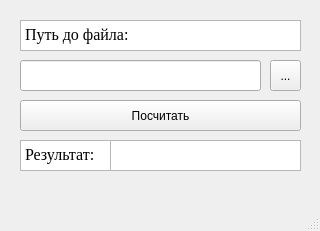
Old version of the form View/CalcUI.ui in the repository NorthCopibara/PDFCorgi.
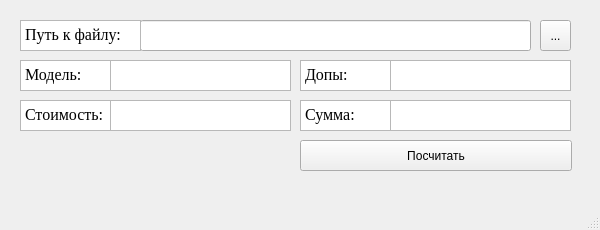
New version of the form.

The edit to the form file:
```diff
--- a/View/CalcUI.ui
+++ b/View/CalcUI.ui
@@ -6,8 +6,8 @@
    <rect>
     <x>0</x>
     <y>0</y>
-    <width>320</width>
-    <height>231</height>
+    <width>600</width>
+    <height>230</height>
    </rect>
   </property>
   <property name="windowTitle">
@@ -17,9 +17,9 @@
    <widget class="QPushButton" name="calc_but">
     <property name="geometry">
      <rect>
-      <x>20</x>
-      <y>100</y>
-      <width>281</width>
+      <x>300</x>
+      <y>140</y>
+      <width>272</width>
       <height>31</height>
      </rect>
     </property>
@@ -30,9 +30,9 @@
    <widget class="QLineEdit" name="path_text">
     <property name="geometry">
      <rect>
-      <x>20</x>
-      <y>60</y>
-      <width>241</width>
+      <x>140</x>
+      <y>20</y>
+      <width>391</width>
       <height>31</height>
      </rect>
     </property>
@@ -40,8 +40,8 @@
    <widget class="QToolButton" name="path_but">
     <property name="geometry">
      <rect>
-      <x>270</x>
-      <y>60</y>
+      <x>540</x>
+      <y>20</y>
       <width>31</width>
       <height>31</height>
      </rect>
@@ -53,8 +53,8 @@
    <widget class="QTextEdit" name="resultBrowser">
     <property name="geometry">
      <rect>
-      <x>20</x>
-      <y>140</y>
+      <x>300</x>
+      <y>60</y>
       <width>91</width>
       <height>31</height>
      </rect>
@@ -79,7 +79,7 @@
 &lt;html&gt;&lt;head&gt;&lt;meta name=&quot;qrichtext&quot; content=&quot;1&quot; /&gt;&lt;style type=&quot;text/css&quot;&gt;
 p, li { white-space: pre-wrap; }
 &lt;/style&gt;&lt;/head&gt;&lt;body style=&quot; font-family:'Times New Roman'; font-size:10pt; font-weight:400; font-style:normal;&quot;&gt;
-&lt;p style=&quot; margin-top:0px; margin-bottom:0px; margin-left:0px; margin-right:0px; -qt-block-indent:0; text-indent:0px;&quot;&gt;&lt;span style=&quot; font-size:12pt;&quot;&gt;Результат:&lt;/span&gt;&lt;/p&gt;&lt;/body&gt;&lt;/html&gt;</string>
+&lt;p style=&quot; margin-top:0px; margin-bottom:0px; margin-left:0px; margin-right:0px; -qt-block-indent:0; text-indent:0px;&quot;&gt;&lt;span style=&quot; font-size:12pt;&quot;&gt;Допы:&lt;/span&gt;&lt;/p&gt;&lt;/body&gt;&lt;/html&gt;</string>
     </property>
    </widget>
    <widget class="QTextEdit" name="resultBrowser_2">
@@ -87,7 +87,7 @@
      <rect>
       <x>20</x>
       <y>20</y>
-      <width>281</width>
+      <width>121</width>
       <height>31</height>
      </rect>
     </property>
@@ -106,20 +106,23 @@
     <property name="contextMenuPolicy">
      <enum>Qt::NoContextMenu</enum>
     </property>
+    <property name="readOnly">
+     <bool>true</bool>
+    </property>
     <property name="html">
      <string>&lt;!DOCTYPE HTML PUBLIC &quot;-//W3C//DTD HTML 4.0//EN&quot; &quot;http://www.w3.org/TR/REC-html40/strict.dtd&quot;&gt;
 &lt;html&gt;&lt;head&gt;&lt;meta name=&quot;qrichtext&quot; content=&quot;1&quot; /&gt;&lt;style type=&quot;text/css&quot;&gt;
 p, li { white-space: pre-wrap; }
 &lt;/style&gt;&lt;/head&gt;&lt;body style=&quot; font-family:'Times New Roman'; font-size:10pt; font-weight:400; font-style:normal;&quot;&gt;
-&lt;p style=&quot; margin-top:0px; margin-bottom:0px; margin-left:0px; margin-right:0px; -qt-block-indent:0; text-indent:0px;&quot;&gt;&lt;span style=&quot; font-size:12pt;&quot;&gt;Путь до файла:&lt;/span&gt;&lt;/p&gt;&lt;/body&gt;&lt;/html&gt;</string>
+&lt;p style=&quot; margin-top:0px; margin-bottom:0px; margin-left:0px; margin-right:0px; -qt-block-indent:0; text-indent:0px;&quot;&gt;&lt;span style=&quot; font-size:12pt;&quot;&gt;Путь к файлу:&lt;/span&gt;&lt;/p&gt;&lt;/body&gt;&lt;/html&gt;</string>
     </property>
    </widget>
    <widget class="QTextEdit" name="result_text">
     <property name="geometry">
      <rect>
-      <x>110</x>
-      <y>140</y>
-      <width>191</width>
+      <x>390</x>
+      <y>60</y>
+      <width>181</width>
       <height>31</height>
      </rect>
     </property>
@@ -160,6 +163,240 @@
 &lt;p style=&quot;-qt-paragraph-type:empty; margin-top:0px; margin-bottom:0px; margin-left:0px; margin-right:0px; -qt-block-indent:0; text-indent:0px; font-size:10pt;&quot;&gt;&lt;br /&gt;&lt;/p&gt;&lt;/body&gt;&lt;/html&gt;</string>
     </property>
    </widget>
+   <widget class="QTextEdit" name="model_text">
+    <property name="geometry">
+     <rect>
+      <x>110</x>
+      <y>60</y>
+      <width>181</width>
+      <height>31</height>
+     </rect>
+    </property>
+    <property name="sizePolicy">
+     <sizepolicy hsizetype="Fixed" vsizetype="Fixed">
+      <horstretch>0</horstretch>
+      <verstretch>0</verstretch>
+     </sizepolicy>
+    </property>
+    <property name="font">
+     <font>
+      <family>Times New Roman</family>
+      <pointsize>12</pointsize>
+      <weight>50</weight>
+      <bold>false</bold>
+     </font>
+    </property>
+    <property name="contextMenuPolicy">
+     <enum>Qt::NoContextMenu</enum>
+    </property>
+    <property name="autoFillBackground">
+     <bool>false</bool>
+    </property>
+    <property name="verticalScrollBarPolicy">
+     <enum>Qt::ScrollBarAlwaysOff</enum>
+    </property>
+    <property name="horizontalScrollBarPolicy">
+     <enum>Qt::ScrollBarAlwaysOff</enum>
+    </property>
+    <property name="autoFormatting">
+     <set>QTextEdit::AutoNone</set>
+    </property>
+    <property name="html">
+     <string>&lt;!DOCTYPE HTML PUBLIC &quot;-//W3C//DTD HTML 4.0//EN&quot; &quot;http://www.w3.org/TR/REC-html40/strict.dtd&quot;&gt;
+&lt;html&gt;&lt;head&gt;&lt;meta name=&quot;qrichtext&quot; content=&quot;1&quot; /&gt;&lt;style type=&quot;text/css&quot;&gt;
+p, li { white-space: pre-wrap; }
+&lt;/style&gt;&lt;/head&gt;&lt;body style=&quot; font-family:'Times New Roman'; font-size:12pt; font-weight:400; font-style:normal;&quot;&gt;
+&lt;p style=&quot;-qt-paragraph-type:empty; margin-top:0px; margin-bottom:0px; margin-left:0px; margin-right:0px; -qt-block-indent:0; text-indent:0px;&quot;&gt;&lt;br /&gt;&lt;/p&gt;&lt;/body&gt;&lt;/html&gt;</string>
+    </property>
+   </widget>
+   <widget class="QTextEdit" name="resultBrowser_3">
+    <property name="geometry">
+     <rect>
+      <x>20</x>
+      <y>60</y>
+      <width>91</width>
+      <height>31</height>
+     </rect>
+    </property>
+    <property name="sizePolicy">
+     <sizepolicy hsizetype="Fixed" vsizetype="Fixed">
+      <horstretch>0</horstretch>
+      <verstretch>0</verstretch>
+     </sizepolicy>
+    </property>
+    <property name="font">
+     <font>
+      <family>Times New Roman</family>
+      <pointsize>10</pointsize>
+     </font>
+    </property>
+    <property name="contextMenuPolicy">
+     <enum>Qt::NoContextMenu</enum>
+    </property>
+    <property name="html">
+     <string>&lt;!DOCTYPE HTML PUBLIC &quot;-//W3C//DTD HTML 4.0//EN&quot; &quot;http://www.w3.org/TR/REC-html40/strict.dtd&quot;&gt;
+&lt;html&gt;&lt;head&gt;&lt;meta name=&quot;qrichtext&quot; content=&quot;1&quot; /&gt;&lt;style type=&quot;text/css&quot;&gt;
+p, li { white-space: pre-wrap; }
+&lt;/style&gt;&lt;/head&gt;&lt;body style=&quot; font-family:'Times New Roman'; font-size:10pt; font-weight:400; font-style:normal;&quot;&gt;
+&lt;p style=&quot; margin-top:0px; margin-bottom:0px; margin-left:0px; margin-right:0px; -qt-block-indent:0; text-indent:0px;&quot;&gt;&lt;span style=&quot; font-size:12pt;&quot;&gt;Модель:&lt;/span&gt;&lt;/p&gt;&lt;/body&gt;&lt;/html&gt;</string>
+    </property>
+   </widget>
+   <widget class="QTextEdit" name="price_text">
+    <property name="geometry">
+     <rect>
+      <x>110</x>
+      <y>100</y>
+      <width>181</width>
+      <height>31</height>
+     </rect>
+    </property>
+    <property name="sizePolicy">
+     <sizepolicy hsizetype="Fixed" vsizetype="Fixed">
+      <horstretch>0</horstretch>
+      <verstretch>0</verstretch>
+     </sizepolicy>
+    </property>
+    <property name="font">
+     <font>
+      <family>Times New Roman</family>
+      <pointsize>12</pointsize>
+      <weight>50</weight>
+      <bold>false</bold>
+     </font>
+    </property>
+    <property name="contextMenuPolicy">
+     <enum>Qt::NoContextMenu</enum>
+    </property>
+    <property name="autoFillBackground">
+     <bool>false</bool>
+    </property>
+    <property name="verticalScrollBarPolicy">
+     <enum>Qt::ScrollBarAlwaysOff</enum>
+    </property>
+    <property name="horizontalScrollBarPolicy">
+     <enum>Qt::ScrollBarAlwaysOff</enum>
+    </property>
+    <property name="autoFormatting">
+     <set>QTextEdit::AutoNone</set>
+    </property>
+    <property name="html">
+     <string>&lt;!DOCTYPE HTML PUBLIC &quot;-//W3C//DTD HTML 4.0//EN&quot; &quot;http://www.w3.org/TR/REC-html40/strict.dtd&quot;&gt;
+&lt;html&gt;&lt;head&gt;&lt;meta name=&quot;qrichtext&quot; content=&quot;1&quot; /&gt;&lt;style type=&quot;text/css&quot;&gt;
+p, li { white-space: pre-wrap; }
+&lt;/style&gt;&lt;/head&gt;&lt;body style=&quot; font-family:'Times New Roman'; font-size:12pt; font-weight:400; font-style:normal;&quot;&gt;
+&lt;p style=&quot;-qt-paragraph-type:empty; margin-top:0px; margin-bottom:0px; margin-left:0px; margin-right:0px; -qt-block-indent:0; text-indent:0px;&quot;&gt;&lt;br /&gt;&lt;/p&gt;&lt;/body&gt;&lt;/html&gt;</string>
+    </property>
+   </widget>
+   <widget class="QTextEdit" name="resultBrowser_4">
+    <property name="geometry">
+     <rect>
+      <x>20</x>
+      <y>100</y>
+      <width>91</width>
+      <height>31</height>
+     </rect>
+    </property>
+    <property name="sizePolicy">
+     <sizepolicy hsizetype="Fixed" vsizetype="Fixed">
+      <horstretch>0</horstretch>
+      <verstretch>0</verstretch>
+     </sizepolicy>
+    </property>
+    <property name="font">
+     <font>
+      <family>Times New Roman</family>
+      <pointsize>10</pointsize>
+     </font>
+    </property>
+    <property name="contextMenuPolicy">
+     <enum>Qt::NoContextMenu</enum>
+    </property>
+    <property name="html">
+     <string>&lt;!DOCTYPE HTML PUBLIC &quot;-//W3C//DTD HTML 4.0//EN&quot; &quot;http://www.w3.org/TR/REC-html40/strict.dtd&quot;&gt;
+&lt;html&gt;&lt;head&gt;&lt;meta name=&quot;qrichtext&quot; content=&quot;1&quot; /&gt;&lt;style type=&quot;text/css&quot;&gt;
+p, li { white-space: pre-wrap; }
+&lt;/style&gt;&lt;/head&gt;&lt;body style=&quot; font-family:'Times New Roman'; font-size:10pt; font-weight:400; font-style:normal;&quot;&gt;
+&lt;p style=&quot; margin-top:0px; margin-bottom:0px; margin-left:0px; margin-right:0px; -qt-block-indent:0; text-indent:0px;&quot;&gt;&lt;span style=&quot; font-size:12pt;&quot;&gt;Стоимость:&lt;/span&gt;&lt;/p&gt;&lt;/body&gt;&lt;/html&gt;</string>
+    </property>
+   </widget>
+   <widget class="QTextEdit" name="all_result_text">
+    <property name="geometry">
+     <rect>
+      <x>390</x>
+      <y>100</y>
+      <width>181</width>
+      <height>31</height>
+     </rect>
+    </property>
+    <property name="sizePolicy">
+     <sizepolicy hsizetype="Fixed" vsizetype="Fixed">
+      <horstretch>0</horstretch>
+      <verstretch>0</verstretch>
+     </sizepolicy>
+    </property>
+    <property name="font">
+     <font>
+      <family>Times New Roman</family>
+      <pointsize>12</pointsize>
+      <weight>50</weight>
+      <bold>false</bold>
+     </font>
+    </property>
+    <property name="contextMenuPolicy">
+     <enum>Qt::NoContextMenu</enum>
+    </property>
+    <property name="autoFillBackground">
+     <bool>false</bool>
+    </property>
+    <property name="verticalScrollBarPolicy">
+     <enum>Qt::ScrollBarAlwaysOff</enum>
+    </property>
+    <property name="horizontalScrollBarPolicy">
+     <enum>Qt::ScrollBarAlwaysOff</enum>
+    </property>
+    <property name="autoFormatting">
+     <set>QTextEdit::AutoNone</set>
+    </property>
+    <property name="html">
+     <string>&lt;!DOCTYPE HTML PUBLIC &quot;-//W3C//DTD HTML 4.0//EN&quot; &quot;http://www.w3.org/TR/REC-html40/strict.dtd&quot;&gt;
+&lt;html&gt;&lt;head&gt;&lt;meta name=&quot;qrichtext&quot; content=&quot;1&quot; /&gt;&lt;style type=&quot;text/css&quot;&gt;
+p, li { white-space: pre-wrap; }
+&lt;/style&gt;&lt;/head&gt;&lt;body style=&quot; font-family:'Times New Roman'; font-size:12pt; font-weight:400; font-style:normal;&quot;&gt;
+&lt;p style=&quot;-qt-paragraph-type:empty; margin-top:0px; margin-bottom:0px; margin-left:0px; margin-right:0px; -qt-block-indent:0; text-indent:0px;&quot;&gt;&lt;br /&gt;&lt;/p&gt;&lt;/body&gt;&lt;/html&gt;</string>
+    </property>
+   </widget>
+   <widget class="QTextEdit" name="resultBrowser_5">
+    <property name="geometry">
+     <rect>
+      <x>300</x>
+      <y>100</y>
+      <width>91</width>
+      <height>31</height>
+     </rect>
+    </property>
+    <property name="sizePolicy">
+     <sizepolicy hsizetype="Fixed" vsizetype="Fixed">
+      <horstretch>0</horstretch>
+      <verstretch>0</verstretch>
+     </sizepolicy>
+    </property>
+    <property name="font">
+     <font>
+      <family>Times New Roman</family>
+      <pointsize>10</pointsize>
+     </font>
+    </property>
+    <property name="contextMenuPolicy">
+     <enum>Qt::NoContextMenu</enum>
+    </property>
+    <property name="html">
+     <string>&lt;!DOCTYPE HTML PUBLIC &quot;-//W3C//DTD HTML 4.0//EN&quot; &quot;http://www.w3.org/TR/REC-html40/strict.dtd&quot;&gt;
+&lt;html&gt;&lt;head&gt;&lt;meta name=&quot;qrichtext&quot; content=&quot;1&quot; /&gt;&lt;style type=&quot;text/css&quot;&gt;
+p, li { white-space: pre-wrap; }
+&lt;/style&gt;&lt;/head&gt;&lt;body style=&quot; font-family:'Times New Roman'; font-size:10pt; font-weight:400; font-style:normal;&quot;&gt;
+&lt;p style=&quot; margin-top:0px; margin-bottom:0px; margin-left:0px; margin-right:0px; -qt-block-indent:0; text-indent:0px;&quot;&gt;&lt;span style=&quot; font-size:12pt;&quot;&gt;Сумма:&lt;/span&gt;&lt;/p&gt;&lt;/body&gt;&lt;/html&gt;</string>
+    </property>
+   </widget>
   </widget>
   <widget class="QMenuBar" name="menubar">
    <property name="geometry">
```
Left out of the diff: 4 changed lines with no effect on the pictures.
